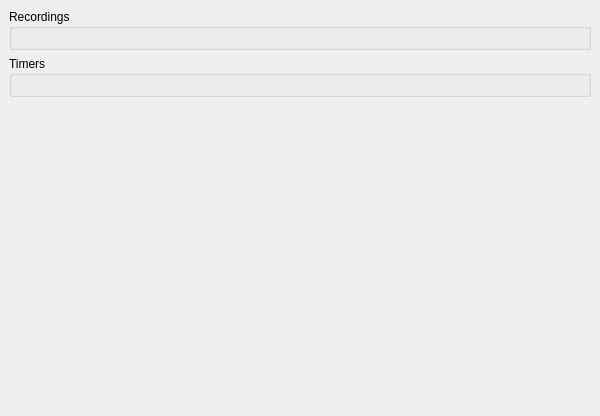
The window that src/ui/recorder/Recorder.ui (ntadej/tano) describes before a commit, drawn with Qt 5.
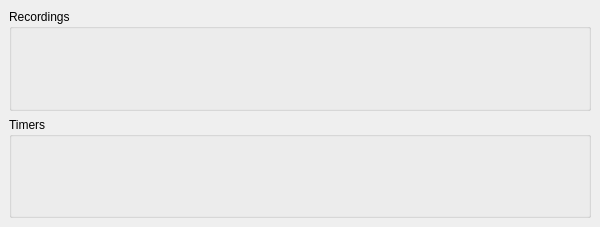
The same window after the commit. Icons and pictures are not drawn. Custom widgets are drawn as their Qt base class.

```diff
--- a/src/ui/recorder/Recorder.ui
+++ b/src/ui/recorder/Recorder.ui
@@ -7,7 +7,7 @@
     <x>0</x>
     <y>0</y>
     <width>600</width>
-    <height>416</height>
+    <height>227</height>
    </rect>
   </property>
   <property name="windowTitle">
@@ -46,19 +46,6 @@
       </layout>
      </widget>
     </item>
-    <item>
-     <spacer name="verticalSpacer">
-      <property name="orientation">
-       <enum>Qt::Vertical</enum>
-      </property>
-      <property name="sizeHint" stdset="0">
-       <size>
-        <width>20</width>
-        <height>40</height>
-       </size>
-      </property>
-     </spacer>
-    </item>
    </layout>
   </widget>
   <widget class="QWidget" name="pageQuick">
```
